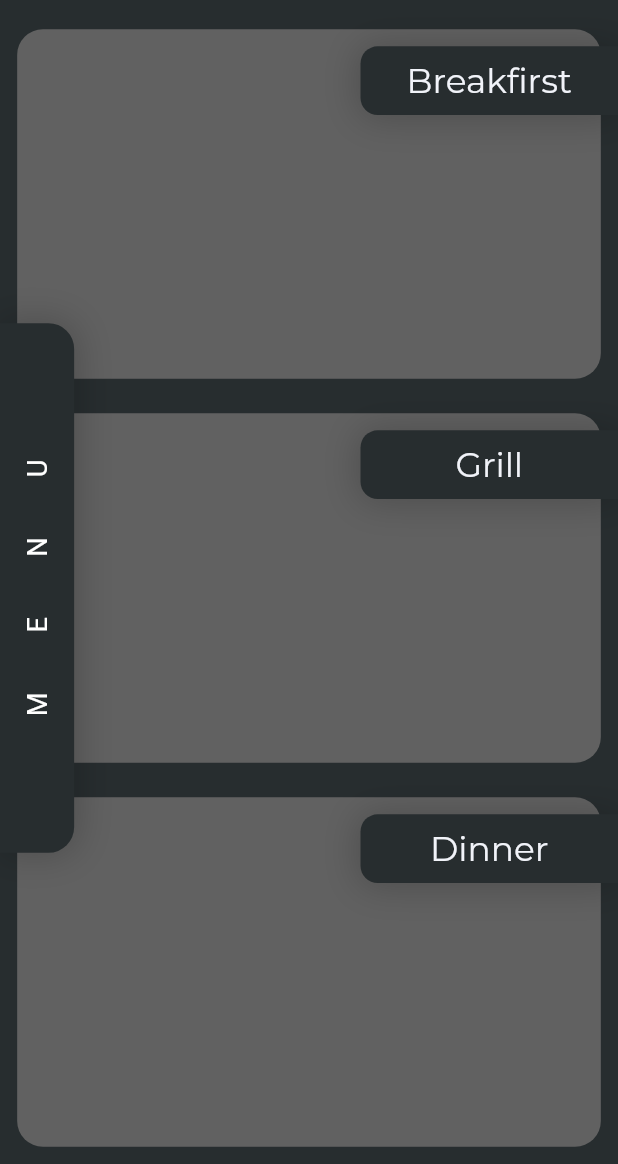
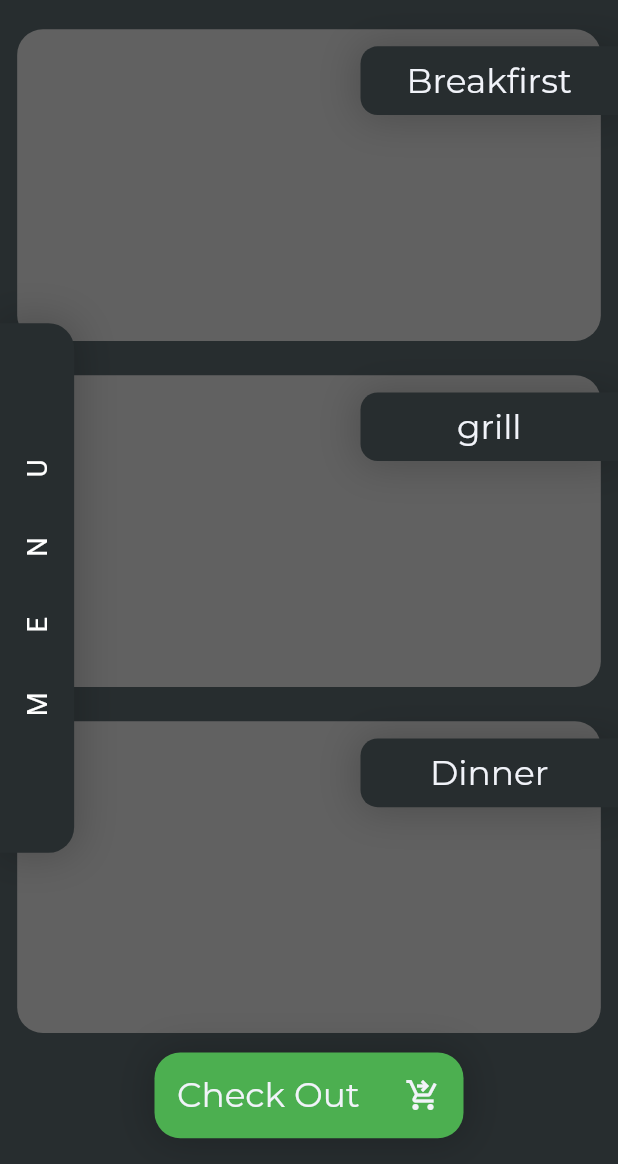
Before and after one commit to CodeByTitan/unbdine, a Flutter app: the DashboardScaffold screen opened directly with empty values, on a phone screen of 412 x 824 dp, the part 72-1236 px from its top. Run offline on Flutter 3.47's test engine with Material 2 defaults, Android fonts, the phone set to English and light mode, and no system bars; our stand-ins replace firebase_auth, firebase_core, flutter_hooks, flutter_phoenix, flutter_screenutil, fluttertoast and 3 more; missing offline and left inert: firebase_auth_oauth; accounts and stored records are empty.

Commit message:
add checkout button

```diff
--- a/lib/c_dashboard/dashboard_body.dart
+++ b/lib/c_dashboard/dashboard_body.dart
@@ -1,60 +1,38 @@
 import 'package:flutter/material.dart';
-import 'package:flutter_screenutil/flutter_screenutil.dart';
+import 'package:unbdine/widgets/checkout_button.dart';
+import 'package:unbdine/widgets/dashboard_tiles.dart';
 import 'package:unbdine/widgets/stacked_menu_text.dart';
-import 'package:unbdine/widgets/stacked_food_type_text.dart';
 
-class DashBoardBody extends StatelessWidget {
+class DashBoardBody extends StatefulWidget {
   const DashBoardBody({super.key});
+
+  @override
+  State<DashBoardBody> createState() => _DashBoardBodyState();
+}
+
+class _DashBoardBodyState extends State<DashBoardBody> {
+  List<String> foodtype = [
+    'Breakfirst',
+    'grill',
+    'Dinner',
+  ];
 
   @override
   Widget build(BuildContext context) {
     return Stack(
       children: [
-        Column(
-          children: const [
-            ExpandableTile(
-              text: 'Breakfirst',
-            ),
-            ExpandableTile(
-              text: 'Grill',
-            ),
-            ExpandableTile(
-              text: 'Dinner',
-            ),
-          ],
+        ListView.builder(
+          itemCount: foodtype.length,
+          itemBuilder: (context, index) => ExpandableTile(
+            text: foodtype[index],
+          ),
         ),
         const StackedMenuText(),
+        CheckOutButton(
+          //TODO : Connect to cart UI
+          onTap: () {},
+        )
       ],
     );
   }
 }
-
-class ExpandableTile extends StatelessWidget {
-  final String text;
-  const ExpandableTile({
-    Key? key,
-    required this.text,
-  }) : super(key: key);
-
-  @override
-  Widget build(BuildContext context) {
-    return Expanded(
-      flex: 1,
-      child: Stack(
-        children: [
-          Container(
-            padding: EdgeInsets.all(10.sp),
-            margin: EdgeInsets.all(10.sp),
-            decoration: BoxDecoration(
-              borderRadius: BorderRadius.circular(15.sp),
-              color: Theme.of(context).backgroundColor,
-            ),
-          ),
-          StackedFoodTypeText(
-            text: text,
-          )
-        ],
-      ),
-    );
-  }
-}
--- /dev/null
+++ b/lib/widgets/checkout_button.dart
@@ -0,0 +1,47 @@
+import 'package:flutter/material.dart';
+import 'package:flutter_screenutil/flutter_screenutil.dart';
+
+class CheckOutButton extends StatelessWidget {
+  final VoidCallback onTap;
+  const CheckOutButton({
+    Key? key,
+    required this.onTap,
+  }) : super(key: key);
+
+  @override
+  Widget build(BuildContext context) {
+    return Align(
+      alignment: Alignment.bottomCenter,
+      child: GestureDetector(
+        onTap: onTap,
+        child: Container(
+          margin: EdgeInsets.only(bottom: 15.sp),
+          height: 50.sp,
+          width: MediaQuery.of(context).size.width * 0.5,
+          decoration: BoxDecoration(
+            borderRadius: BorderRadius.circular(15.sp),
+            color: Colors.green,
+            boxShadow: [
+              BoxShadow(
+                color: Colors.black.withOpacity(0.2),
+                spreadRadius: 2.sp,
+                blurRadius: 20.sp,
+                offset: const Offset(0, 1), // changes position of shadow
+              ),
+            ],
+          ),
+          child: Row(
+            mainAxisAlignment: MainAxisAlignment.spaceAround,
+            children: [
+              Text(
+                "Check Out",
+                style: Theme.of(context).textTheme.displayMedium,
+              ),
+              const Icon(Icons.shopping_cart_checkout),
+            ],
+          ),
+        ),
+      ),
+    );
+  }
+}
--- /dev/null
+++ b/lib/widgets/dashboard_tiles.dart
@@ -0,0 +1,33 @@
+import 'package:flutter/material.dart';
+import 'package:flutter_screenutil/flutter_screenutil.dart';
+import 'package:unbdine/widgets/stacked_food_type_text.dart';
+
+class ExpandableTile extends StatelessWidget {
+  final String text;
+  const ExpandableTile({
+    Key? key,
+    required this.text,
+  }) : super(key: key);
+// TODO : Linear Gradient Effect
+  @override
+  Widget build(BuildContext context) {
+    return SizedBox(
+      height: MediaQuery.of(context).size.height * 0.28,
+      child: Stack(
+        children: [
+          Container(
+            padding: EdgeInsets.all(10.sp),
+            margin: EdgeInsets.all(10.sp),
+            decoration: BoxDecoration(
+              borderRadius: BorderRadius.circular(15.sp),
+              color: Theme.of(context).backgroundColor,
+            ),
+          ),
+          StackedFoodTypeText(
+            text: text,
+          )
+        ],
+      ),
+    );
+  }
+}
--- a/lib/widgets/stacked_food_type_text.dart
+++ b/lib/widgets/stacked_food_type_text.dart
@@ -28,9 +28,9 @@ class StackedFoodTypeText extends StatelessWidget {
           boxShadow: [
             BoxShadow(
               color: Colors.black.withOpacity(0.2),
-              spreadRadius: 2,
-              blurRadius: 20,
-              offset: const Offset(0, 1), // changes position of shadow
+              spreadRadius: 2.sp,
+              blurRadius: 20.sp,
+              offset: const Offset(0, 1),
             ),
           ],
         ),
--- a/lib/widgets/stacked_menu_text.dart
+++ b/lib/widgets/stacked_menu_text.dart
@@ -23,8 +23,8 @@ class StackedMenuText extends StatelessWidget {
             boxShadow: [
               BoxShadow(
                 color: Colors.black.withOpacity(0.2),
-                spreadRadius: 2,
-                blurRadius: 20,
+                spreadRadius: 2.sp,
+                blurRadius: 20.sp,
                 offset: const Offset(0, 1), // changes position of shadow
               ),
             ],
```
